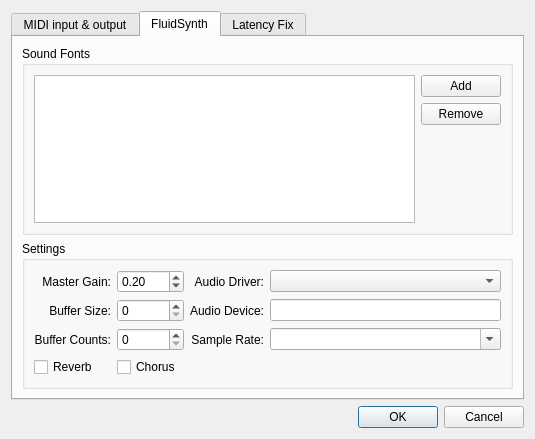
Before: the Qt Designer form src/GuiMidiSetupDialog.ui in pianobooster/PianoBooster, drawn with Qt 5.
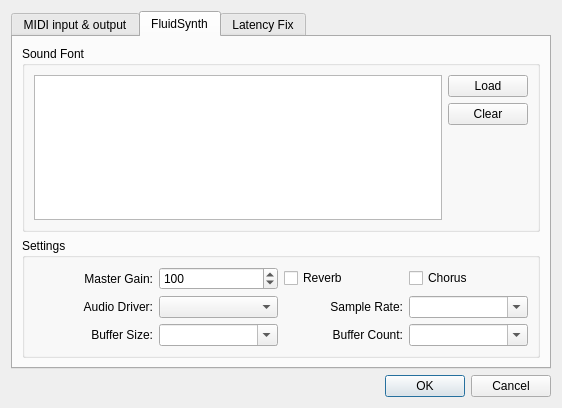
After: the same form once the commit is applied. The open tabs and pages were chosen to show the change.

```diff
--- a/src/GuiMidiSetupDialog.ui
+++ b/src/GuiMidiSetupDialog.ui
@@ -6,8 +6,8 @@
    <rect>
     <x>0</x>
     <y>0</y>
-    <width>535</width>
-    <height>439</height>
+    <width>562</width>
+    <height>408</height>
    </rect>
   </property>
   <property name="windowTitle">
@@ -130,30 +130,50 @@
        <string notr="true">FluidSynth</string>
       </attribute>
       <layout class="QVBoxLayout" name="verticalLayout_3">
+       <item>
+        <spacer name="verticalSpacer_4">
+         <property name="orientation">
+          <enum>Qt::Vertical</enum>
+         </property>
+         <property name="sizeHint" stdset="0">
+          <size>
+           <width>20</width>
+           <height>40</height>
+          </size>
+         </property>
+        </spacer>
+       </item>
        <item>
         <widget class="QGroupBox" name="groupBox_3">
          <property name="title">
-          <string>Sound Fonts</string>
+          <string>Sound Font</string>
          </property>
          <layout class="QVBoxLayout" name="verticalLayout_7">
           <item>
            <layout class="QHBoxLayout" name="horizontalLayout">
             <item>
-             <widget class="QListWidget" name="soundFontList"/>
+             <widget class="QListWidget" name="soundFontList">
+              <property name="sizePolicy">
+               <sizepolicy hsizetype="Expanding" vsizetype="Expanding">
+                <horstretch>0</horstretch>
+                <verstretch>0</verstretch>
+               </sizepolicy>
+              </property>
+             </widget>
             </item>
             <item>
              <layout class="QVBoxLayout" name="verticalLayout_5">
               <item>
                <widget class="QPushButton" name="fluidAddButton">
                 <property name="text">
-                 <string>Add</string>
+                 <string>Load</string>
                 </property>
                </widget>
               </item>
               <item>
                <widget class="QPushButton" name="fluidRemoveButton">
                 <property name="text">
-                 <string>Remove</string>
+                 <string>Clear</string>
                 </property>
                </widget>
               </item>
@@ -182,17 +202,42 @@
          <property name="title">
           <string>Settings</string>
          </property>
-         <layout class="QVBoxLayout" name="verticalLayout_4">
-          <item>
            <layout class="QGridLayout" name="gridLayout">
-            <item row="3" column="1">
+          <item row="0" column="2">
+           <widget class="QCheckBox" name="reverbCheck">
+            <property name="text">
+             <string>Reverb</string>
+            </property>
+           </widget>
+          </item>
+          <item row="0" column="3">
              <widget class="QCheckBox" name="chorusCheck">
               <property name="text">
                <string>Chorus</string>
               </property>
              </widget>
             </item>
-            <item row="2" column="2">
+          <item row="2" column="3">
+           <widget class="QComboBox" name="bufferCountCombo">
+            <property name="editable">
+             <bool>true</bool>
+            </property>
+           </widget>
+          </item>
+          <item row="0" column="1">
+           <widget class="QSpinBox" name="masterGainSpin">
+            <property name="maximum">
+             <number>200</number>
+            </property>
+            <property name="singleStep">
+             <number>5</number>
+            </property>
+            <property name="value">
+             <number>100</number>
+            </property>
+           </widget>
+          </item>
+          <item row="1" column="2">
              <widget class="QLabel" name="label_9">
               <property name="text">
                <string>Sample Rate:</string>
@@ -202,53 +247,19 @@
               </property>
              </widget>
             </item>
-            <item row="0" column="2">
-             <widget class="QLabel" name="label_8">
-              <property name="text">
-               <string>Audio Driver:</string>
-              </property>
-              <property name="alignment">
-               <set>Qt::AlignRight|Qt::AlignTrailing|Qt::AlignVCenter</set>
-              </property>
-             </widget>
-            </item>
-            <item row="1" column="2">
-             <widget class="QLabel" name="label_7">
-              <property name="text">
-               <string>Audio Device:</string>
-              </property>
-              <property name="alignment">
-               <set>Qt::AlignRight|Qt::AlignTrailing|Qt::AlignVCenter</set>
-              </property>
-             </widget>
-            </item>
-            <item row="2" column="4">
-             <widget class="QComboBox" name="sampleRateCombo">
-              <property name="editable">
-               <bool>true</bool>
-              </property>
-             </widget>
-            </item>
-            <item row="2" column="0">
+          <item row="1" column="1">
+           <widget class="QComboBox" name="audioDriverCombo"/>
+          </item>
+          <item row="2" column="2">
              <widget class="QLabel" name="label_4">
               <property name="text">
-               <string>Buffer Counts:</string>
+             <string>Buffer Count:</string>
               </property>
               <property name="alignment">
                <set>Qt::AlignRight|Qt::AlignTrailing|Qt::AlignVCenter</set>
               </property>
              </widget>
             </item>
-            <item row="1" column="4">
-             <widget class="QLineEdit" name="audioDeviceLineEdit">
-              <property name="minimumSize">
-               <size>
-                <width>150</width>
-                <height>0</height>
-               </size>
-              </property>
-             </widget>
-            </item>
             <item row="0" column="0">
              <widget class="QLabel" name="label_18">
               <property name="text">
@@ -259,21 +270,7 @@
               </property>
              </widget>
             </item>
-            <item row="1" column="1">
-             <widget class="QSpinBox" name="bufferSizeSpin">
-              <property name="maximum">
-               <number>999999999</number>
-              </property>
-             </widget>
-            </item>
-            <item row="3" column="0">
-             <widget class="QCheckBox" name="reverbCheck">
-              <property name="text">
-               <string>Reverb</string>
-              </property>
-             </widget>
-            </item>
-            <item row="1" column="0">
+          <item row="2" column="0">
              <widget class="QLabel" name="label_3">
               <property name="text">
                <string>Buffer Size:</string>
@@ -283,31 +280,46 @@
               </property>
              </widget>
             </item>
-            <item row="0" column="4">
-             <widget class="QComboBox" name="audioDriverCombo"/>
+          <item row="1" column="0">
+           <widget class="QLabel" name="label_8">
+            <property name="text">
+             <string>Audio Driver:</string>
+            </property>
+            <property name="alignment">
+             <set>Qt::AlignRight|Qt::AlignTrailing|Qt::AlignVCenter</set>
+            </property>
+           </widget>
+          </item>
+          <item row="1" column="3">
+           <widget class="QComboBox" name="sampleRateCombo">
+            <property name="editable">
+             <bool>true</bool>
+            </property>
+           </widget>
             </item>
             <item row="2" column="1">
-             <widget class="QSpinBox" name="bufferCountsSpin">
-              <property name="maximum">
-               <number>999999999</number>
+           <widget class="QComboBox" name="bufferSizeCombo">
+            <property name="editable">
+             <bool>true</bool>
               </property>
              </widget>
             </item>
-            <item row="0" column="1">
-             <widget class="QDoubleSpinBox" name="masterGainSpin">
-              <property name="maximum">
-               <double>10.000000000000000</double>
-              </property>
-              <property name="value">
-               <double>0.200000000000000</double>
-              </property>
-             </widget>
-            </item>
-           </layout>
-          </item>
-         </layout>
+         </layout>
         </widget>
        </item>
+       <item>
+        <spacer name="verticalSpacer_5">
+         <property name="orientation">
+          <enum>Qt::Vertical</enum>
+         </property>
+         <property name="sizeHint" stdset="0">
+          <size>
+           <width>20</width>
+           <height>40</height>
+          </size>
+         </property>
+        </spacer>
+       </item>
       </layout>
      </widget>
      <widget class="QWidget" name="tab_3">
```
Left out of the diff: 14 changed lines with no effect on the pictures. Lines whose indentation alone changed are shown as unchanged.
